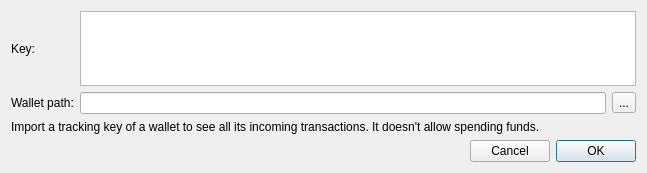
First picture: the form in src/gui/ui/importtrackingkeydialog.ui, repository qwertycoin-org/qwertycoin-gui, before the edit.
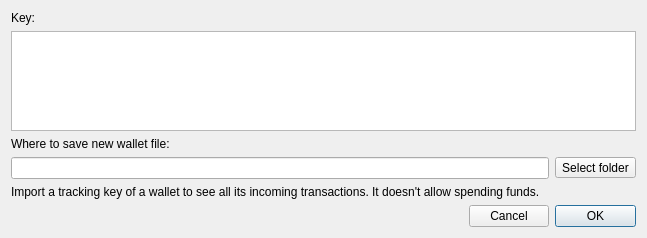
Second picture: the form after the edit.

Diff of the .ui file:
```diff
--- a/src/gui/ui/importtrackingkeydialog.ui
+++ b/src/gui/ui/importtrackingkeydialog.ui
@@ -7,7 +7,7 @@
     <x>0</x>
     <y>0</y>
     <width>647</width>
-    <height>173</height>
+    <height>238</height>
    </rect>
   </property>
   <property name="minimumSize">
@@ -19,16 +19,7 @@
   <property name="windowTitle">
    <string>Import tracking key</string>
   </property>
-  <layout class="QVBoxLayout" name="verticalLayout">
-   <item>
     <layout class="QGridLayout" name="gridLayout">
-     <item row="1" column="2">
-      <widget class="QToolButton" name="m_selectPathButton">
-       <property name="text">
-        <string>...</string>
-       </property>
-      </widget>
-     </item>
      <item row="0" column="0">
       <widget class="QLabel" name="label">
        <property name="text">
@@ -36,67 +27,27 @@
        </property>
       </widget>
      </item>
-     <item row="1" column="0">
+   <item row="1" column="0" colspan="4">
+    <widget class="QTextEdit" name="m_keyEdit"/>
+   </item>
+   <item row="2" column="0" colspan="4">
       <widget class="QLabel" name="label_2">
        <property name="text">
-        <string>Wallet path:</string>
+      <string>Where to save new wallet file:</string>
        </property>
       </widget>
      </item>
-     <item row="1" column="1">
+   <item row="3" column="0" colspan="3">
       <widget class="QLineEdit" name="m_pathEdit"/>
      </item>
-     <item row="0" column="1" colspan="2">
-      <widget class="QTextEdit" name="m_keyEdit"/>
-     </item>
-    </layout>
-   </item>
-   <item>
-    <widget class="QLabel" name="label_3">
+   <item row="3" column="3">
+    <widget class="QToolButton" name="m_selectPathButton">
      <property name="text">
-      <string>Import a tracking key of a wallet to see all its incoming transactions. It doesn't allow spending funds.</string>
+      <string>Select folder</string>
      </property>
     </widget>
    </item>
-   <item>
-    <spacer name="verticalSpacer">
-     <property name="orientation">
-      <enum>Qt::Vertical</enum>
-     </property>
-     <property name="sizeHint" stdset="0">
-      <size>
-       <width>20</width>
-       <height>2</height>
-      </size>
-     </property>
-    </spacer>
-   </item>
-   <item>
-    <layout class="QHBoxLayout" name="horizontalLayout">
-     <item>
-      <spacer name="horizontalSpacer">
-       <property name="orientation">
-        <enum>Qt::Horizontal</enum>
-       </property>
-       <property name="sizeHint" stdset="0">
-        <size>
-         <width>40</width>
-         <height>20</height>
-        </size>
-       </property>
-      </spacer>
-     </item>
-     <item>
-      <widget class="QPushButton" name="m_cancelButton">
-       <property name="text">
-        <string>Cancel</string>
-       </property>
-       <property name="autoDefault">
-        <bool>false</bool>
-       </property>
-      </widget>
-     </item>
-     <item>
+   <item row="5" column="3">
       <widget class="QPushButton" name="m_okButton">
        <property name="text">
         <string>OK</string>
@@ -109,7 +60,35 @@
        </property>
       </widget>
      </item>
-    </layout>
+   <item row="5" column="2">
+    <widget class="QPushButton" name="m_cancelButton">
+     <property name="text">
+      <string>Cancel</string>
+     </property>
+     <property name="autoDefault">
+      <bool>false</bool>
+     </property>
+    </widget>
+   </item>
+   <item row="5" column="0" colspan="2">
+    <spacer name="horizontalSpacer">
+     <property name="orientation">
+      <enum>Qt::Horizontal</enum>
+     </property>
+     <property name="sizeHint" stdset="0">
+      <size>
+       <width>454</width>
+       <height>20</height>
+      </size>
+     </property>
+    </spacer>
+   </item>
+   <item row="4" column="0" colspan="4">
+    <widget class="QLabel" name="label_3">
+     <property name="text">
+      <string>Import a tracking key of a wallet to see all its incoming transactions. It doesn't allow spending funds.</string>
+     </property>
+    </widget>
    </item>
   </layout>
  </widget>
```
Lines whose indentation alone changed are shown as unchanged.
